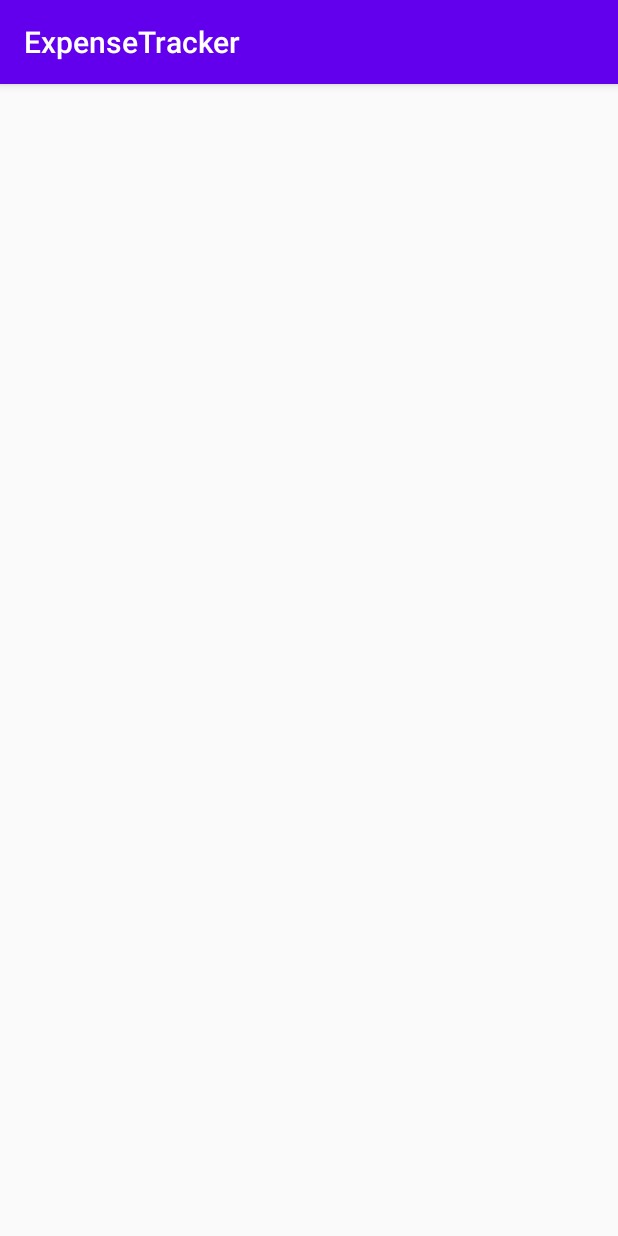
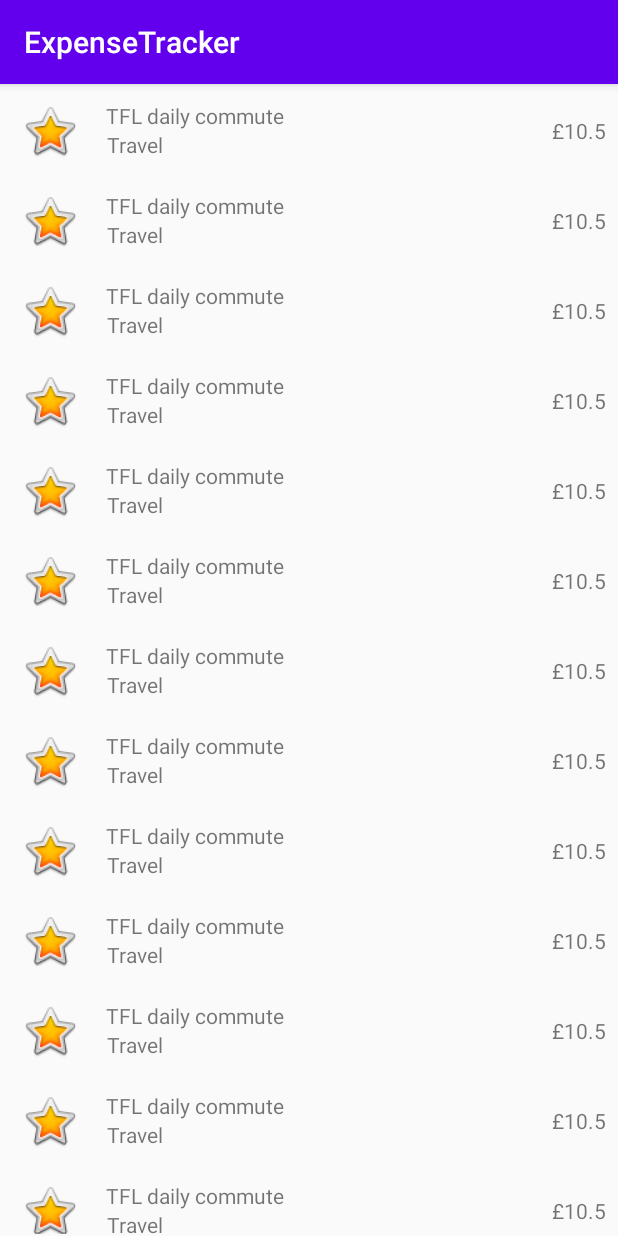
Before and after one commit to NanoPiece/ExpenseTracker, an Android app: the screen it shows after launch (MainActivity), on a phone screen of 412 x 824 dp. Run offline under Robolectric (Android 15) with nearby library versions, the phone set to English and light mode, and no system bars.

Commit message:
The ability to view expenses in a list using RecyclerView

```diff
--- /dev/null
+++ b/app/src/main/java/com/example/expensetracker/Expense.java
@@ -0,0 +1,24 @@
+package com.example.expensetracker;
+
+import java.util.Calendar;
+import java.util.Date;
+import java.util.GregorianCalendar;
+
+public class Expense {
+    private Date date;
+    private String description;
+    private Double amount;
+    private String category;
+
+    public Expense(String category, String description, Double amount) {
+        this.date = new GregorianCalendar(2020, Calendar.FEBRUARY, 11).getTime();
+        this.category = category;
+        this.description = description;
+        this.amount = amount;
+    }
+
+    public Date getDate() { return this.date; }
+    public String getDescription() { return this.description; }
+    public String getCategory() { return this.category; }
+    public  Double getAmount() { return this.amount; }
+}
--- /dev/null
+++ b/app/src/main/java/com/example/expensetracker/ExpenseViewAdapter.java
@@ -0,0 +1,72 @@
+package com.example.expensetracker;
+
+import android.content.Context;
+import android.media.Image;
+import android.view.LayoutInflater;
+import android.view.View;
+import android.view.ViewGroup;
+import android.widget.ImageView;
+import android.widget.TextView;
+
+import androidx.annotation.NonNull;
+import androidx.recyclerview.widget.RecyclerView;
+
+import java.util.List;
+
+public class ExpenseViewAdapter extends RecyclerView.Adapter<ExpenseViewAdapter.ViewHolder> {
+
+    @NonNull
+    @Override
+    public ViewHolder onCreateViewHolder(@NonNull ViewGroup parent, int viewType) {
+        Context context = parent.getContext();
+        LayoutInflater inflater = LayoutInflater.from(context);
+
+        View expenseView = inflater.inflate(R.layout.expense_item, parent, false);
+
+        ViewHolder viewHolder = new ViewHolder(expenseView);
+        return viewHolder;
+    }
+
+    @Override
+    public void onBindViewHolder(@NonNull ViewHolder holder, int position) {
+        // Get the data model based on position
+        Expense expense = mExpenses.get(position);
+
+        // Set item views based on your views and data model
+        TextView textView = holder.description;
+        textView.setText(expense.getDescription());
+        TextView textView1 = holder.category;
+        textView1.setText(expense.getCategory());
+        TextView textView2 = holder.amount;
+        textView2.setText("£"+expense.getAmount().toString());
+    }
+
+    @Override
+    public int getItemCount() {
+        return mExpenses.size();
+    }
+
+
+    public class ViewHolder extends RecyclerView.ViewHolder{
+        public ImageView icon;
+        public TextView description;
+        public TextView category;
+        public TextView amount;
+
+        public ViewHolder(View itemView) {
+            super(itemView);
+
+            icon = (ImageView) itemView.findViewById(R.id.expense_icon);
+            description = (TextView) itemView.findViewById(R.id.description);
+            category = (TextView) itemView.findViewById(R.id.category);
+            amount = (TextView) itemView.findViewById(R.id.amount);
+
+        }
+    }
+
+    private List<Expense> mExpenses;
+
+    public ExpenseViewAdapter(List<Expense> expenses) {
+        mExpenses = expenses;
+    }
+}
--- a/app/src/main/java/com/example/expensetracker/MainActivity.java
+++ b/app/src/main/java/com/example/expensetracker/MainActivity.java
@@ -1,15 +1,36 @@
 package com.example.expensetracker;
 
 import androidx.appcompat.app.AppCompatActivity;
+import androidx.recyclerview.widget.LinearLayoutManager;
+import androidx.recyclerview.widget.RecyclerView;
 
 import android.os.Bundle;
 
+import java.util.ArrayList;
+import java.util.Date;
+import java.util.HashMap;
+import java.util.List;
+
 public class MainActivity extends AppCompatActivity {
+    private List<Expense> expenses;
 
     @Override
     protected void onCreate(Bundle savedInstanceState) {
         super.onCreate(savedInstanceState);
         setContentView(R.layout.activity_main);
 
+        // Lookup the recyclerview in activity layout
+        RecyclerView rvExpenses = (RecyclerView) findViewById(R.id.rvExpenses);
+
+        // Initialise expenses
+        expenses = new ArrayList<Expense>();
+        for (int i=0; i<20; i++){
+            // Test data
+            expenses.add(new Expense("Travel", "TFL daily commute",
+                    10.50 ));
+        }
+        ExpenseViewAdapter adapter = new ExpenseViewAdapter(expenses);
+        rvExpenses.setAdapter(adapter);
+        rvExpenses.setLayoutManager(new LinearLayoutManager(this));
     }
 }
--- a/app/src/main/res/layout/activity_main.xml
+++ b/app/src/main/res/layout/activity_main.xml
@@ -7,8 +7,9 @@
     tools:context=".MainActivity">
 
     <androidx.recyclerview.widget.RecyclerView
-        android:layout_width="409dp"
-        android:layout_height="729dp"
+        android:id="@+id/rvExpenses"
+        android:layout_width="0dp"
+        android:layout_height="0dp"
         android:layout_marginStart="1dp"
         android:layout_marginTop="1dp"
         android:layout_marginEnd="1dp"
--- /dev/null
+++ b/app/src/main/res/layout/expense_item.xml
@@ -0,0 +1,59 @@
+<?xml version="1.0" encoding="utf-8"?>
+<LinearLayout
+    xmlns:android="http://schemas.android.com/apk/res/android"
+    xmlns:app="http://schemas.android.com/apk/res-auto"
+    android:orientation="horizontal"
+    android:layout_width="match_parent"
+    android:layout_height="wrap_content"
+    android:paddingTop="10dp"
+    android:paddingBottom="10dp"
+    >
+
+    <!-- icon -->
+    <ImageView
+        android:id="@+id/expense_icon"
+        android:layout_width="40dp"
+        android:layout_height="40dp"
+        app:srcCompat="@android:drawable/btn_star_big_on"
+        android:contentDescription="icon"
+        android:layout_weight=".1"/>
+
+    <!-- description and category -->
+    <LinearLayout
+        android:layout_width="wrap_content"
+        android:layout_height="wrap_content"
+        android:orientation="vertical"
+        android:layout_marginStart="5dp"
+        android:layout_weight=".7">
+
+        <TextView
+            android:id="@+id/description"
+            android:layout_width="wrap_content"
+            android:layout_height="wrap_content"
+            android:layout_weight="1"
+            android:text="Description"
+            android:textAlignment="center"
+            />
+
+        <TextView
+            android:id="@+id/category"
+            android:layout_width="wrap_content"
+            android:layout_height="wrap_content"
+            android:layout_weight="1"
+            android:text="Category"
+            android:textAlignment="center"
+            />
+
+    </LinearLayout>
+
+    <!-- amount -->
+    <TextView
+        android:id="@+id/amount"
+        android:layout_width="0dp"
+        android:layout_height="wrap_content"
+        android:layout_weight=".2"
+        android:text="amount"
+        android:textAlignment="center"
+        android:layout_gravity="center"
+        />
+</LinearLayout>
```
Also changed, not shown: 1 other file.
